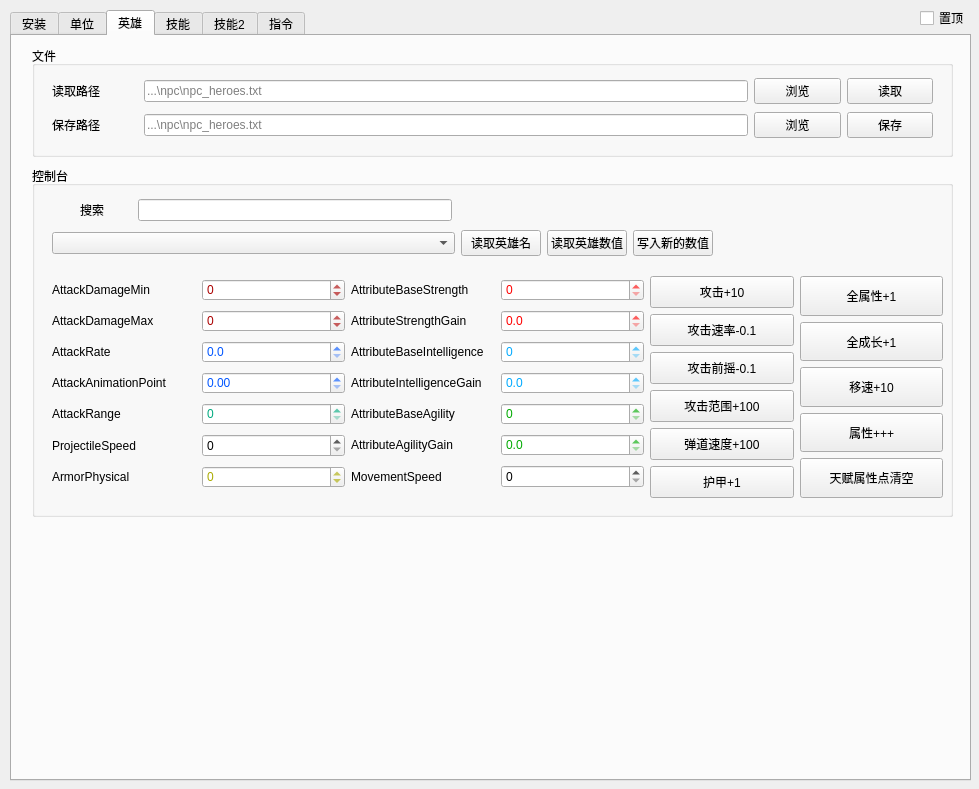
Above: untitled.ui from JeremyChim/Dota-Tool before the change. Below: the same form after it.
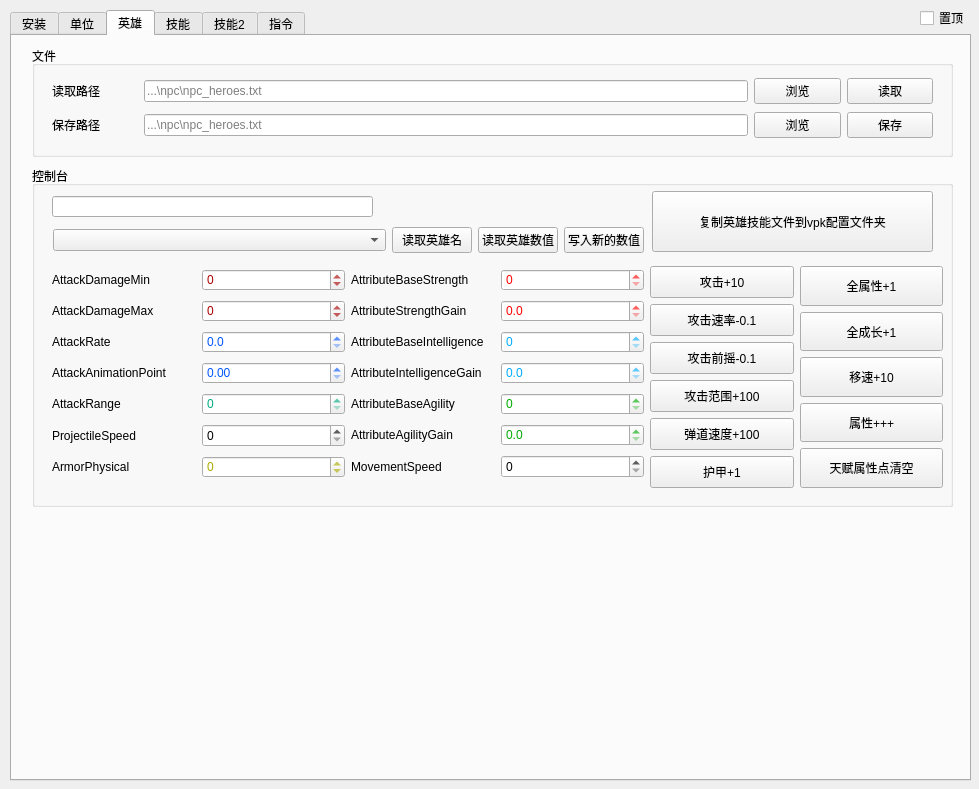
That is the form after the change. The open tabs and pages were chosen to show the change.

Commit message: add copy_hero_ab add run_vpk_mod_dota2

Diff of the .ui file:
```diff
--- a/untitled.ui
+++ b/untitled.ui
@@ -1126,7 +1126,7 @@
        <x>20</x>
        <y>130</y>
        <width>921</width>
-       <height>351</height>
+       <height>341</height>
       </rect>
      </property>
      <property name="title">
@@ -1136,7 +1136,7 @@
       <property name="geometry">
        <rect>
         <x>20</x>
-        <y>110</y>
+        <y>100</y>
         <width>891</width>
         <height>222</height>
        </rect>
@@ -1715,65 +1715,38 @@
        </item>
       </layout>
      </widget>
-     <widget class="QWidget" name="layoutWidget">
+     <widget class="QLineEdit" name="search_hero_lineEdit">
       <property name="geometry">
        <rect>
         <x>20</x>
         <y>30</y>
-        <width>661</width>
-        <height>64</height>
+        <width>321</width>
+        <height>21</height>
        </rect>
       </property>
-      <layout class="QVBoxLayout" name="verticalLayout_22">
-       <item>
-        <layout class="QHBoxLayout" name="horizontalLayout_68" stretch="0,3,0">
-         <item>
-          <widget class="QLabel" name="label_2">
-           <property name="sizePolicy">
-            <sizepolicy hsizetype="Preferred" vsizetype="Preferred">
-             <horstretch>0</horstretch>
-             <verstretch>0</verstretch>
-            </sizepolicy>
-           </property>
-           <property name="minimumSize">
-            <size>
-             <width>80</width>
-             <height>0</height>
-            </size>
-           </property>
-           <property name="maximumSize">
-            <size>
-             <width>16777215</width>
-             <height>16777215</height>
-            </size>
+     </widget>
+     <widget class="QPushButton" name="copy_hero_ab_pushButton">
+      <property name="geometry">
+       <rect>
+        <x>620</x>
+        <y>25</y>
+        <width>281</width>
+        <height>61</height>
+       </rect>
            </property>
            <property name="text">
-            <string>搜索</string>
-           </property>
-           <property name="alignment">
-            <set>Qt::AlignCenter</set>
-           </property>
-          </widget>
-         </item>
-         <item>
-          <widget class="QLineEdit" name="search_hero_lineEdit"/>
-         </item>
-         <item>
-          <spacer name="horizontalSpacer">
-           <property name="orientation">
-            <enum>Qt::Horizontal</enum>
-           </property>
-           <property name="sizeHint" stdset="0">
-            <size>
-             <width>261</width>
-             <height>20</height>
-            </size>
-           </property>
-          </spacer>
-         </item>
-        </layout>
-       </item>
-       <item>
+       <string>复制英雄技能文件到vpk配置文件夹</string>
+      </property>
+     </widget>
+     <widget class="QWidget" name="layoutWidget">
+      <property name="geometry">
+       <rect>
+        <x>21</x>
+        <y>60</y>
+        <width>591</width>
+        <height>28</height>
+       </rect>
+      </property>
         <layout class="QHBoxLayout" name="horizontalLayout_21" stretch="1,0,0,0">
          <item>
           <widget class="QComboBox" name="hero_name_comboBox"/>
@@ -1798,8 +1771,6 @@
             <string>写入新的数值</string>
            </property>
           </widget>
-         </item>
-        </layout>
        </item>
       </layout>
      </widget>
```
Left out of the diff: 13 changed lines with no effect on the pictures. Lines whose indentation alone changed are shown as unchanged. The commit also changes 3 other files.
